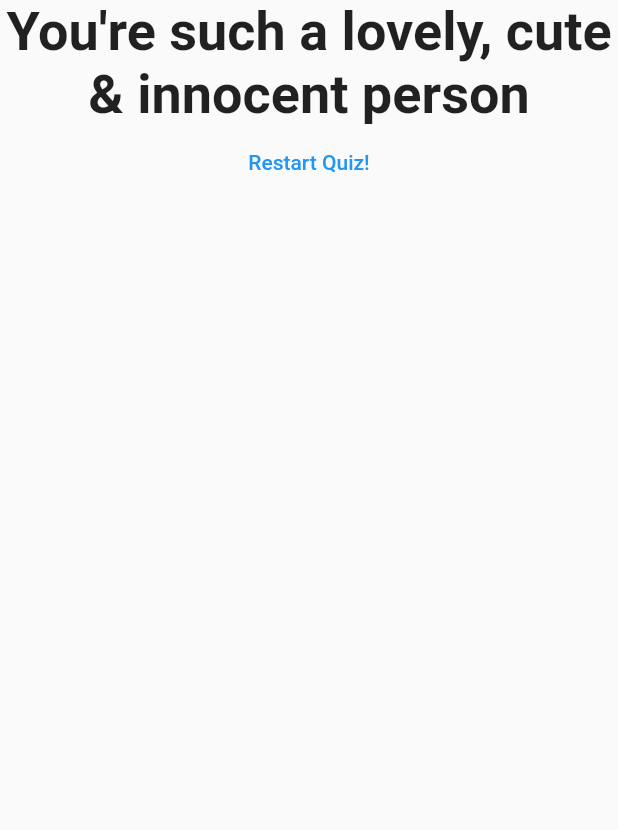
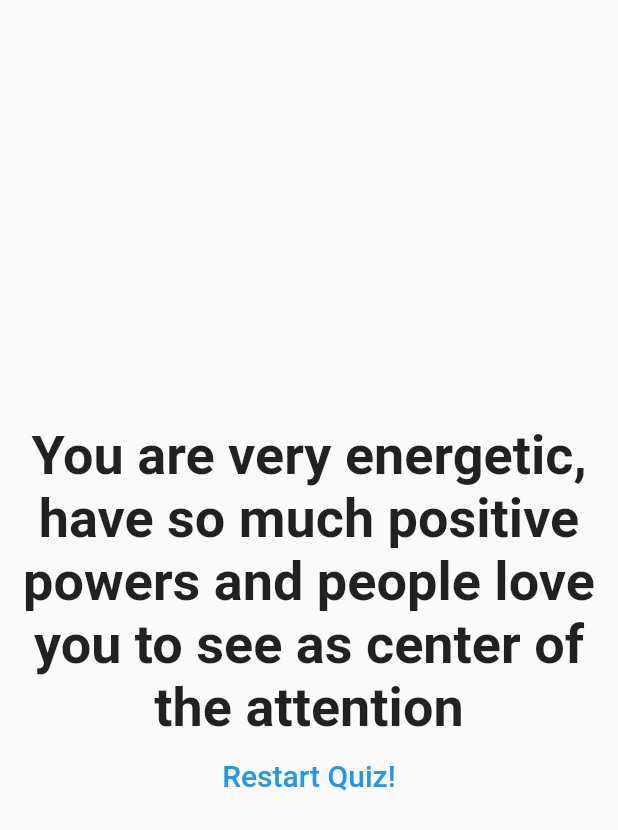
Before and after one commit to shawon-majid/Personality-Test-App-with-Flutter, a Flutter app: the Result widget shown alone on an empty page, opened directly with empty values, on a phone screen of 412 x 824 dp. Shown: the top 830 px of the screen. Run offline on Flutter 3.47's test engine with Material 2 defaults, Android fonts, the phone set to English and light mode, and no system bars; Roboto replaces fonts that are missing (Helvetica).

Commit message:
Changed questions and scoring system

```diff
--- a/lib/main.dart
+++ b/lib/main.dart
@@ -20,28 +20,66 @@ class _MyAppState extends State<MyApp> {
     {
       'questionText': 'What\'s your favorite color?',
       'answers': [
-        {'text': 'Black', 'score': 10},
-        {'text': 'Red', 'score': 7},
+        {'text': 'Black', 'score': 3},
+        {'text': 'Red', 'score': 6},
         {'text': 'Blue', 'score': 4},
-        {'text': 'White', 'score': 1},
+        {'text': 'White', 'score': 9},
+        {'text': 'I don\'t know', 'score': 5},
       ],
     },
     {
-      'questionText': 'What\'s your favorite animal?',
+      'questionText': 'You\'re waiting in a long line:',
       'answers': [
-        {'text': 'Rabbit', 'score': 3},
-        {'text': 'Snake', 'score': 11},
-        {'text': 'Elephant', 'score': 5},
-        {'text': 'Lion', 'score': 9},
+        {'text': 'You chat with the person next to you.', 'score': 12},
+        {'text': 'You keep your eyes on your phone', 'score': 5},
+      ],
+    },
+    {
+      'questionText': 'You feel most energetic and focused:',
+      'answers': [
+        {'text': 'In the morning', 'score': 8},
+        {'text': 'During the afternoon and early evening', 'score': 12},
+        {'text': 'Late at night', 'score': 5},
+        {'text': 'Never', 'score': 1},
+      ],
+    },
+    {
+      'questionText': 'Your desk is usually',
+      'answers': [
+        {'text': 'Super Organized', 'score': 10},
+        {'text': 'A jumble of everything you\'re working on', 'score': 8},
       ],
     },
     {
       'questionText': 'What do you like most?',
       'answers': [
-        {'text': 'CP', 'score': 10},
-        {'text': 'Development', 'score': 8},
-        {'text': 'Playing', 'score': 7},
-        {'text': 'Reading', 'score': 5},
+        {'text': 'CP', 'score': 6},
+        {'text': 'Development', 'score': 9},
+        {'text': 'Playing', 'score': 12},
+        {'text': 'Reading', 'score': 6},
+        {'text': 'Partying', 'score': 12},
+      ],
+    },
+    {
+      'questionText': 'Draw a Q on your forehead',
+      'answers': [
+        {
+          'text': 'You put the tail of the Q towards your left eye',
+          'score': 12
+        },
+        {
+          'text': 'You put the tail of the Q towards your right eye',
+          'score': 8
+        },
+      ],
+    },
+    {
+      'questionText': 'When you find something really funny, you usually give',
+      'answers': [
+        {'text': 'A big, appreciative laugh', 'score': 10},
+        {'text': 'A laugh, but not a loud one', 'score': 8},
+        {'text': 'A quite chuckle', 'score': 7},
+        {'text': 'A sheepish smile', 'score': 5},
       ],
     },
   ];
@@ -74,7 +112,7 @@ class _MyAppState extends State<MyApp> {
           // foregroundColor: Color(12),
           // backgroundColor: Color.fromARGB(255, 255, 0, 0),
           title: Text(
-            'Quiz App',
+            'Personality Test',
             // style: TextStyle(color: Color.fromARGB(255, 0, 0, 0)),
           ),
         ),
--- a/lib/result.dart
+++ b/lib/result.dart
@@ -9,10 +9,15 @@ class Result extends StatelessWidget {
   String get resultPhrase {
     String resultText = 'your score is $totalScore';
 
-    if (totalScore <= 20) {
-      resultText = 'You\'re such a lovely, cute & innocent person';
+    if (totalScore >= 36 && totalScore <= 49) {
+      resultText =
+          'You are a shy worrier, somewhat introverted, kind, considerate & understanding';
+    } else if (totalScore >= 50 && totalScore <= 63) {
+      resultText =
+          'You are introverted extrovert, Others see you as fresh, lively, charming and interesting';
     } else {
-      resultText = 'You\'re such a creative & hardworking person';
+      resultText =
+          'You are very energetic, have so much positive powers and people love you to see as center of the attention';
     }
 
     return resultText;
@@ -20,8 +25,9 @@ class Result extends StatelessWidget {
 
   @override
   Widget build(BuildContext context) {
-    return Center(
+    return Container(
       child: Column(
+        mainAxisAlignment: MainAxisAlignment.center,
         children: [
           Text(
             resultPhrase,
@@ -32,7 +38,12 @@ class Result extends StatelessWidget {
             ),
             textAlign: TextAlign.center,
           ),
-          TextButton(onPressed: reset, child: Text('Restart Quiz!'))
+          TextButton(
+              onPressed: reset,
+              child: Text(
+                'Restart Quiz!',
+                style: TextStyle(fontSize: 20),
+              ))
         ],
       ),
     );
```
